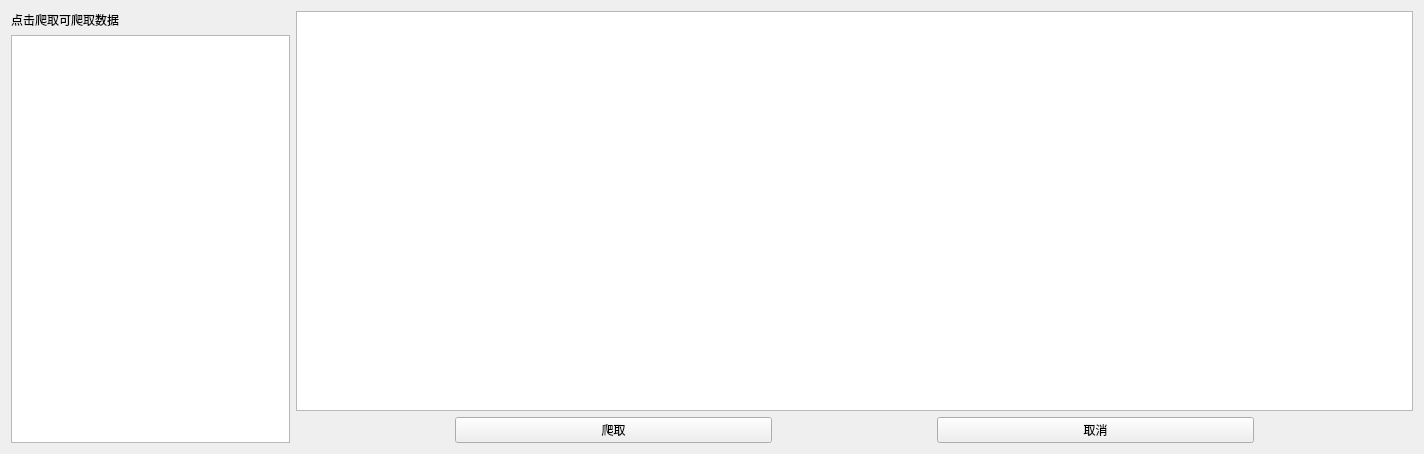
The window that ui/SpiderUI.ui (loserrrrrrrr/NjztcSpider) describes before a commit, drawn with Qt 5.
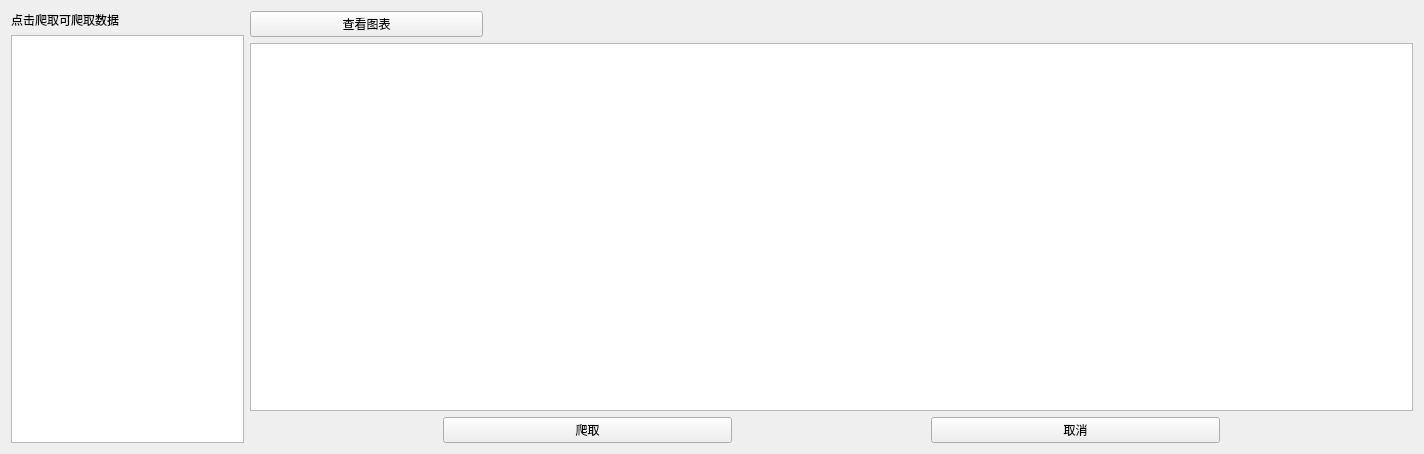
The same window after the commit.

Commit message: 修改了UI界面

Patch:
```diff
--- a/ui/SpiderUI.ui
+++ b/ui/SpiderUI.ui
@@ -16,9 +16,9 @@
   <property name="windowTitle">
    <string>农机需求信息爬取</string>
   </property>
-  <layout class="QHBoxLayout" name="horizontalLayout_3">
+  <layout class="QHBoxLayout" name="horizontalLayout_4">
    <item>
-    <layout class="QHBoxLayout" name="horizontalLayout_2" stretch="1,4">
+    <layout class="QHBoxLayout" name="horizontalLayout_3" stretch="1,5">
      <item>
       <layout class="QVBoxLayout" name="verticalLayout">
        <item>
@@ -38,6 +38,30 @@
      </item>
      <item>
       <layout class="QVBoxLayout" name="verticalLayout_2">
+       <item>
+        <layout class="QHBoxLayout" name="horizontalLayout_2" stretch="1,4">
+         <item>
+          <widget class="QPushButton" name="graphButton">
+           <property name="text">
+            <string>查看图表</string>
+           </property>
+          </widget>
+         </item>
+         <item>
+          <spacer name="horizontalSpacer_4">
+           <property name="orientation">
+            <enum>Qt::Horizontal</enum>
+           </property>
+           <property name="sizeHint" stdset="0">
+            <size>
+             <width>98</width>
+             <height>20</height>
+            </size>
+           </property>
+          </spacer>
+         </item>
+        </layout>
+       </item>
        <item>
         <widget class="QTableView" name="SupplyInform">
          <property name="horizontalScrollBarPolicy">
@@ -55,7 +79,7 @@
         </widget>
        </item>
        <item>
-        <layout class="QHBoxLayout" name="horizontalLayout" stretch="1,2,1,2,1">
+        <layout class="QHBoxLayout" name="horizontalLayout" stretch="2,3,2,3,2">
          <item>
           <spacer name="horizontalSpacer_2">
            <property name="orientation">
```
The commit also changes 1 other file.
